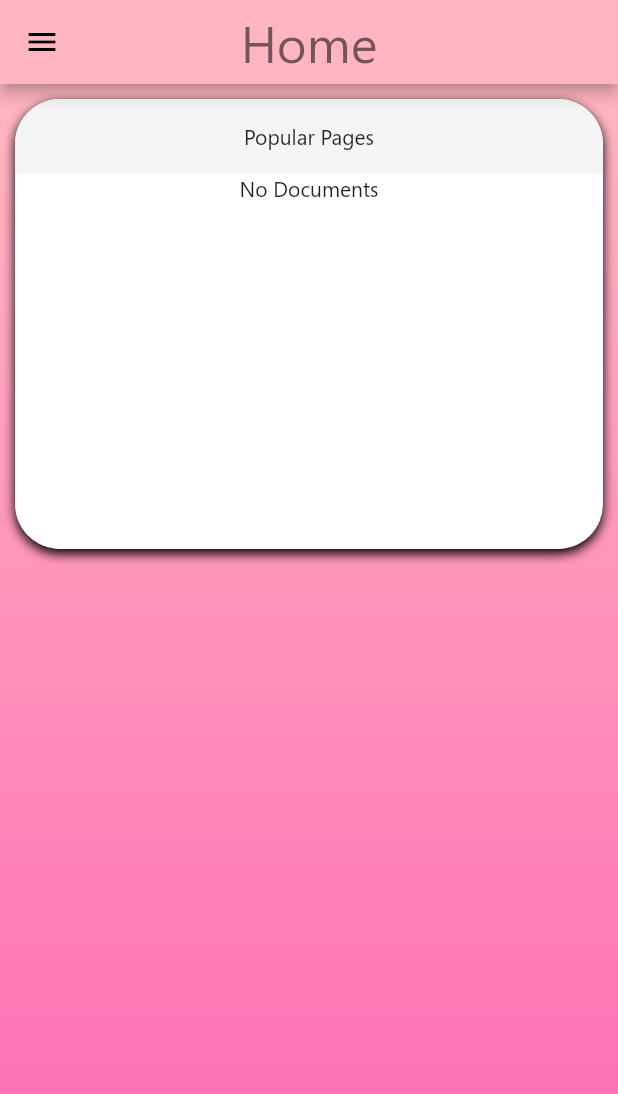
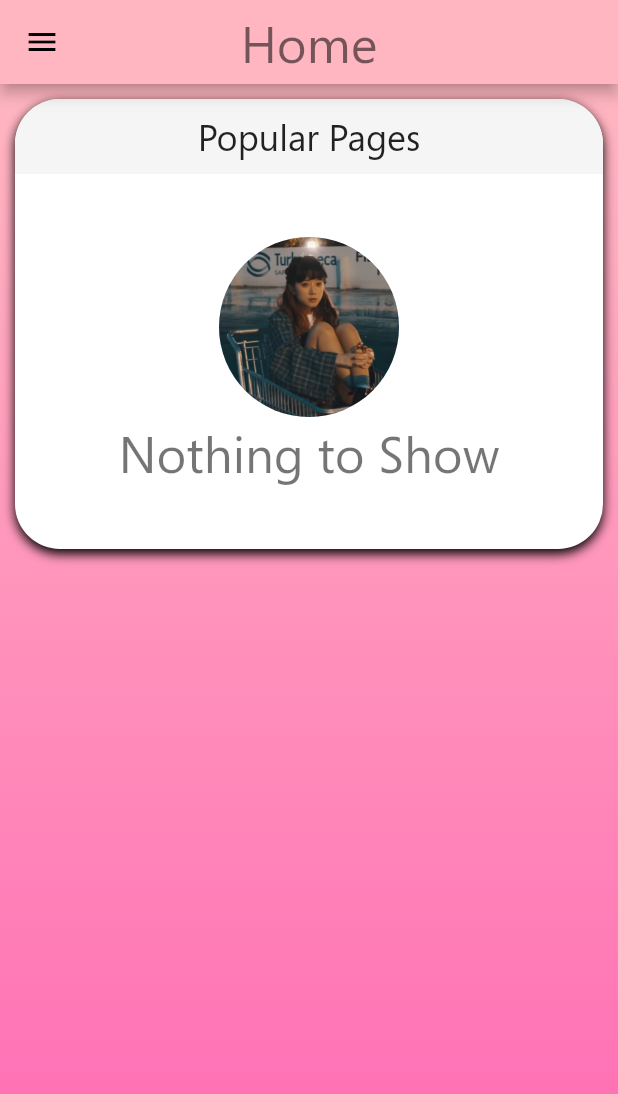
Before and after one commit to ga6198/seiyuu, a Flutter app: the Home screen opened directly, on a phone screen of 412 x 824 dp. Shown: the top 1094 px of the screen. Run offline on Flutter 3.47's test engine with Material 2 defaults, Android fonts, the phone set to English and light mode, and no system bars; our stand-ins replace cached_network_image, carousel_slider, cloud_firestore, getflutter, google_maps_flutter, material_design_icons_flutter and 1 more; missing offline and left inert: flutter_beautiful_popup; accounts and stored records are empty.

Commit message:
added an error display

```diff
--- a/lib/screens/home.dart
+++ b/lib/screens/home.dart
@@ -1,11 +1,13 @@
 import 'package:cloud_firestore/cloud_firestore.dart';
 import 'package:flutter/material.dart';
+import 'package:material_design_icons_flutter/material_design_icons_flutter.dart';
 import 'package:seiyuu/screens/seiyuu_details.dart';
 import 'package:seiyuu/util/constants.dart';
 import 'package:seiyuu/util/decoration.dart';
 import 'package:seiyuu/util/seiyuu.dart';
 import 'package:seiyuu/widgets/custom_progress_indicator.dart';
 import 'package:seiyuu/widgets/drawer_only.dart';
+import 'package:seiyuu/widgets/error_display.dart';
 import 'package:seiyuu/widgets/primary_card.dart';
 import 'package:seiyuu/widgets/seiyuu_card.dart';
 
@@ -32,47 +34,16 @@ class _HomeState extends State<Home> {
       drawer: DrawerOnly(),
       body: Container(
         decoration: backgroundDecoration(),
-        child: Column(
-          children: <Widget>[
+        child: Column(children: <Widget>[
           Expanded(
             child: ListView(
               children: <Widget>[
-                  Padding(
-                    padding: EdgeInsets.all(10),
-                    child: Container(
-                      //padding: EdgeInsets.all(10),
-                      decoration: BoxDecoration(
-                        //border: Border.all(color: Colors.red, width: 1.5),
-                        color: Colors.white,
-                        borderRadius:
-                            BorderRadius.circular(Constants.BORDER_RADIUS),
-                        boxShadow: standardShadow(),
+                PrimaryCard(
+                  headerContent: Center(
+                    child: Text("Popular Pages",
+                        style: Theme.of(context).textTheme.headline5),
                   ),
-                      height: 300, //Constants.CARD_IMAGE_HEIGHT,
-                      width: Constants
-                          .CARD_IMAGE_WIDTH, //MediaQuery.of(context).size.width * 0.9,
-
-                      child: Column(
-                        children: <Widget>[
-                          Container(
-                            height: 50,
-                            //width: Constants.CARD_WIDTH,
-
-                            decoration: BoxDecoration(
-                              color: Theme.of(context).primaryColor,
-                              borderRadius: BorderRadius.only(
-                                topLeft:
-                                    Radius.circular(Constants.BORDER_RADIUS),
-                                topRight:
-                                    Radius.circular(Constants.BORDER_RADIUS),
-                              ),
-                            ),
-                            //Seiyuu Names
-                            child: Center(
-                              child: Text("Popular Pages"),
-                            ),
-                          ),
-                          StreamBuilder(
+                  bodyContent: StreamBuilder(
                     //Get the 5 seiyuu with the most pageviews
                     stream: Firestore.instance
                         .collection('pageviews')
@@ -81,8 +52,7 @@ class _HomeState extends State<Home> {
                         .snapshots(),
 
                     //initialData: initialData,
-                            builder:
-                                (BuildContext context, AsyncSnapshot snapshot) {
+                    builder: (BuildContext context, AsyncSnapshot snapshot) {
                       switch (snapshot.connectionState) {
                         case ConnectionState.none:
                           return CustomProgressIndicator();
@@ -96,19 +66,20 @@ class _HomeState extends State<Home> {
                             List<DocumentSnapshot> seiyuuViews =
                                 snapshot.data.documents;
                             if (seiyuuViews.length <= 0) {
-                                      return Text("No Documents");
+                              return Expanded(
+                                child: ErrorDisplay(message: "Nothing to Show"),
+                              );
                             } else {
                               return Expanded(
                                 child: ListView.builder(
                                   itemCount: seiyuuViews.length,
-                                          itemBuilder: (BuildContext context,
-                                              int index) {
+                                  itemBuilder:
+                                      (BuildContext context, int index) {
                                     //create seiyuu objects that will be passed to the seiyuu cards
                                     DocumentSnapshot currentSeiyuu =
                                         seiyuuViews[index];
 
-                                            return Text(
-                                                "${currentSeiyuu.documentID}");
+                                    return Text("${currentSeiyuu.documentID}");
                                   },
                                 ),
                               );
@@ -119,15 +90,11 @@ class _HomeState extends State<Home> {
                       }
                     },
                   ),
-                        ],
-                      ),
-                    ),
                 ),
               ],
             ),
           ),
-          ],
-        ),
+        ]),
       ),
     );
   }
--- /dev/null
+++ b/lib/widgets/error_display.dart
@@ -0,0 +1,22 @@
+import 'package:flutter/material.dart';
+
+class ErrorDisplay extends StatelessWidget {
+  final String message;
+
+  const ErrorDisplay({Key key, this.message = "Error"}) : super(key: key);
+
+  @override
+  Widget build(BuildContext context) {
+    return Column(
+      mainAxisAlignment: MainAxisAlignment.center,
+      children: <Widget>[
+        //Icon(MdiIcons.emoticonSad, size: 48),
+        CircleAvatar(
+          radius: 60,
+          backgroundImage: AssetImage("assets/images/kudoharu_sad.png"),
+        ),
+        Text(message, style: Theme.of(context).textTheme.headline4),
+      ],
+    );
+  }
+}
```
Also changed, not shown: assets/images/kudoharu_sad.png (added). Lines whose indentation alone changed are shown as unchanged.
